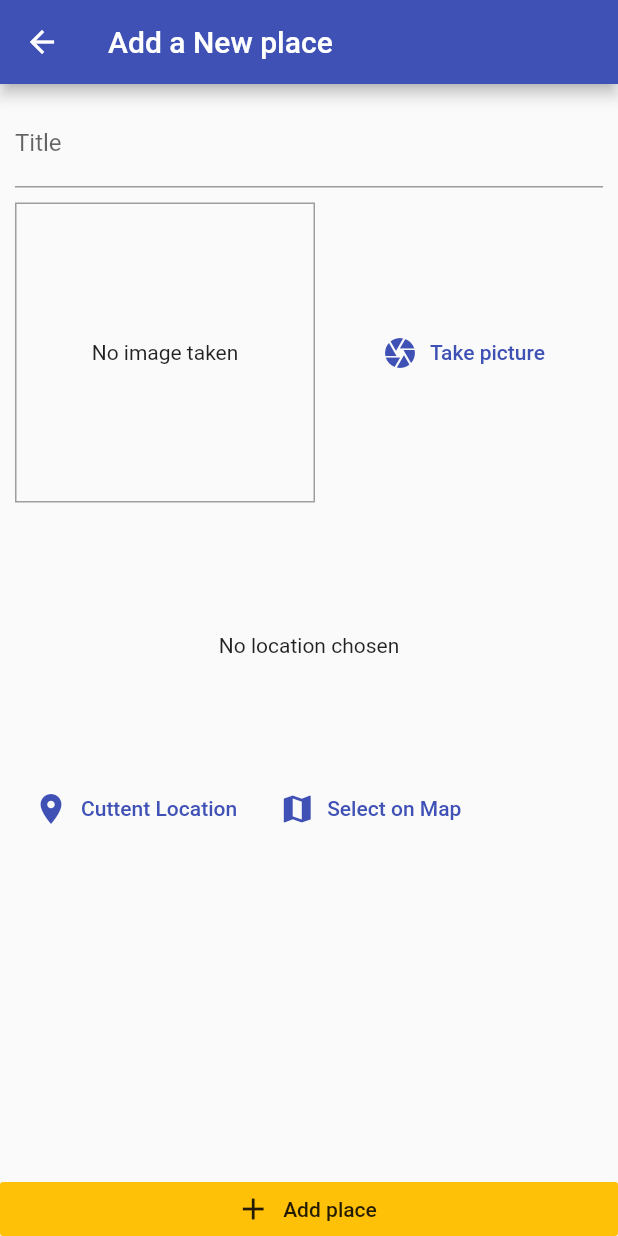
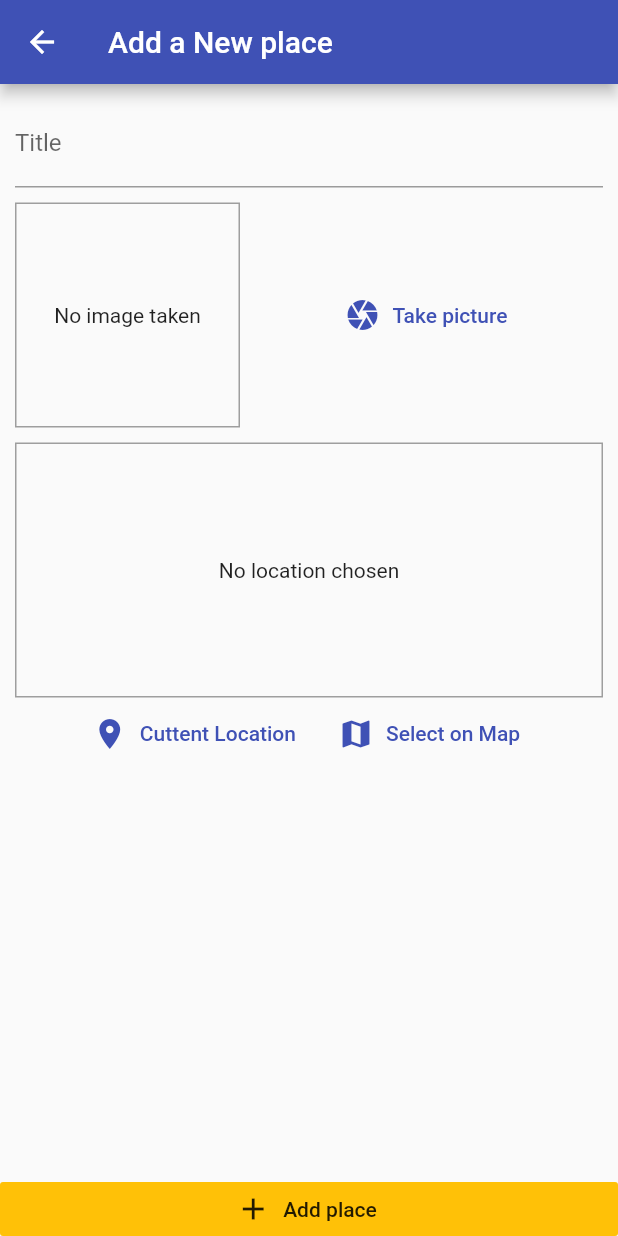
Before and after one commit to zirg41/dev, a Flutter app: the AddPlaceScreen screen opened by its route, on a phone screen of 412 x 824 dp. Run offline on Flutter 3.47's test engine with Material 2 defaults, Android fonts, the phone set to English and light mode, and no system bars; our stand-ins replace image_picker, sqflite; accounts and stored records are empty.

Commit message:
304 lesson

```diff
--- a/lib/widgets/image_input.dart
+++ b/lib/widgets/image_input.dart
@@ -45,8 +45,8 @@ class _ImageInputState extends State<ImageInput> {
     return Row(
       children: [
         Container(
-          width: 200,
-          height: 200,
+          width: 150,
+          height: 150,
           decoration: BoxDecoration(
             border: Border.all(
               width: 1,
--- a/lib/widgets/location_input.dart
+++ b/lib/widgets/location_input.dart
@@ -18,6 +18,9 @@ class _LocationInputState extends State<LocationInput> {
           height: 170,
           width: double.infinity,
           alignment: Alignment.center,
+          decoration: BoxDecoration(
+            border: Border.all(width: 1, color: Colors.grey),
+          ),
           child: _previewImageUrl == null
               ? Text(
                   "No location chosen",
@@ -30,6 +33,7 @@ class _LocationInputState extends State<LocationInput> {
                 ),
         ),
         Row(
+          mainAxisAlignment: MainAxisAlignment.center,
           children: [
             FlatButton.icon(
               onPressed: () {},
```
